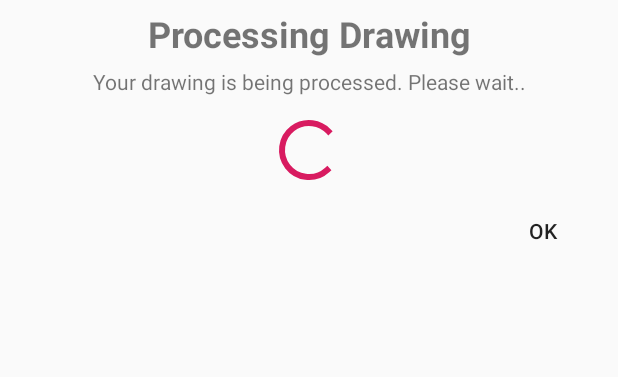
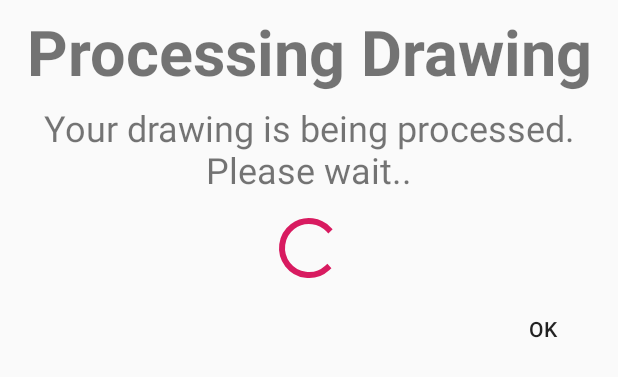
Before and after one commit to aiavci/draw-a-clock, an Android app: the layout fragment_result.xml on its own in the app's theme, with its tools: preview values and no code run, on a phone screen of 412 x 824 dp. Shown: the top 377 px of the screen. Run offline under Robolectric (Android 15) with nearby library versions, the phone set to English and light mode, and no system bars.

Commit message:
Improve UX

```diff
--- a/app/src/main/res/layout/fragment_result.xml
+++ b/app/src/main/res/layout/fragment_result.xml
@@ -11,7 +11,7 @@
             android:layout_width="match_parent"
             android:layout_height="wrap_content"
             android:textAlignment="center"
-            android:text="@string/processing_drawing_title" android:textStyle="bold" android:textSize="24sp"/>
+            android:text="@string/processing_drawing_title" android:textStyle="bold" android:textSize="42sp"/>
 
     <TextView
             android:id="@+id/messageDescription"
@@ -19,6 +19,7 @@
             android:layout_height="wrap_content"
             android:textAlignment="center"
             android:padding="6dp"
+            android:textSize="24sp"
             android:text="@string/processing_drawing_description"/>
 
     <ProgressBar
@@ -29,6 +30,13 @@
             android:padding="6dp"
             android:visibility="visible"/>
 
+    <ImageView
+            android:src="@drawable/doctor"
+            android:layout_width="match_parent"
+            android:gravity="center"
+            android:layout_gravity="center"
+            android:visibility="gone"
+            android:layout_height="200dp" android:id="@+id/imageView"/>
     <LinearLayout
             android:id="@+id/buttonSection"
             android:layout_width="match_parent"
--- a/app/src/main/res/values/strings.xml
+++ b/app/src/main/res/values/strings.xml
@@ -4,6 +4,6 @@
     <string name="processing_drawing_description">Your drawing is being processed. Please wait..</string>
     <string name="processing_complete">Processing Complete</string>
     <string name="processing_pass">Clock was drawn correctly</string>
-    <string name="processing_fail">Clock was drawn incorrectly. Please refer to your pharmacist</string>
+    <string name="processing_fail">Clock was drawn incorrectly. Please refer to your physician</string>
     <string name="ok">OK</string>
 </resources>
```
Also changed, not shown: app/src/main/java/info/aiavci/drawaclock/MainActivity.kt (+23 -1 lines), app/src/main/java/info/aiavci/drawaclock/PaintView.kt (+19 -27 lines), app/src/main/java/info/aiavci/drawaclock/ResultFragment.kt (+10 -0 lines), app/src/main/res/drawable/doctor.png (added), app/src/main/res/drawable/ok.png (added).
